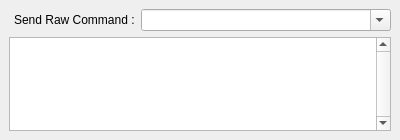
Qt form v2/trunk/plugins/base/MessageBox/src/ui/UIOutput.ui (testmana2/mks) before a commit.
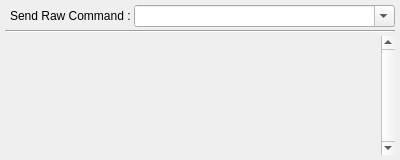
The same form after that commit. Icons and pictures are not drawn. Custom widgets are drawn as their Qt base class.

```diff
--- a/v2/trunk/plugins/base/MessageBox/src/ui/UIOutput.ui
+++ b/v2/trunk/plugins/base/MessageBox/src/ui/UIOutput.ui
@@ -1,12 +1,12 @@
 <ui version="4.0" >
  <class>UIOutput</class>
- <widget class="pDockWidget" name="UIOutput" >
-  <property name="geometry" >
+ <widget class="pDockWidget" name="UIOutput">
+  <property name="geometry">
    <rect>
     <x>0</x>
     <y>0</y>
     <width>400</width>
-    <height>140</height>
+    <height>160</height>
    </rect>
   </property>
   <property name="windowIcon" >
@@ -16,20 +16,18 @@
   <property name="windowTitle" >
    <string>Output</string>
   </property>
-  <widget class="QWidget" name="centralwidget" >
-   <property name="geometry" >
-    <rect>
-     <x>2</x>
-     <y>22</y>
-     <width>396</width>
-     <height>116</height>
-    </rect>
-   </property>
-   <layout class="QGridLayout" >
-    <item row="0" column="0" >
-     <widget class="QLabel" name="lRawCommand" >
-      <property name="sizePolicy" >
-       <sizepolicy vsizetype="Preferred" hsizetype="Maximum" >
+  <widget class="QWidget" name="centralwidget">
+   <layout class="QGridLayout">
+    <property name="margin">
+     <number>5</number>
+    </property>
+    <property name="spacing">
+     <number>3</number>
+    </property>
+    <item row="0" column="0">
+     <widget class="QLabel" name="lRawCommand">
+      <property name="sizePolicy">
+       <sizepolicy hsizetype="Maximum" vsizetype="Preferred">
         <horstretch>0</horstretch>
         <verstretch>0</verstretch>
        </sizepolicy>
@@ -52,9 +50,52 @@
       </property>
      </widget>
     </item>
-    <item row="1" column="0" colspan="2" >
-     <widget class="QPlainTextEdit" name="tbOutput" >
-      <property name="verticalScrollBarPolicy" >
+    <item row="2" column="0" colspan="2">
+     <widget class="QPlainTextEdit" name="tbOutput">
+      <property name="palette">
+       <palette>
+        <active>
+         <colorrole role="Base">
+          <brush brushstyle="SolidPattern">
+           <color alpha="0">
+            <red>255</red>
+            <green>255</green>
+            <blue>255</blue>
+           </color>
+          </brush>
+         </colorrole>
+        </active>
+        <inactive>
+         <colorrole role="Base">
+          <brush brushstyle="SolidPattern">
+           <color alpha="0">
+            <red>255</red>
+            <green>255</green>
+            <blue>255</blue>
+           </color>
+          </brush>
+         </colorrole>
+        </inactive>
+        <disabled>
+         <colorrole role="Base">
+          <brush brushstyle="SolidPattern">
+           <color alpha="255">
+            <red>212</red>
+            <green>208</green>
+            <blue>200</blue>
+           </color>
+          </brush>
+         </colorrole>
+        </disabled>
+       </palette>
+      </property>
+      <property name="frameShape">
+       <enum>QFrame::NoFrame</enum>
+      </property>
+      <property name="frameShadow">
+       <enum>QFrame::Plain</enum>
+      </property>
+      <property name="verticalScrollBarPolicy">
        <enum>Qt::ScrollBarAlwaysOn</enum>
       </property>
       <property name="undoRedoEnabled" >
@@ -68,6 +109,13 @@
       </property>
      </widget>
     </item>
+    <item row="1" column="0" colspan="2">
+     <widget class="Line" name="line">
+      <property name="orientation">
+       <enum>Qt::Horizontal</enum>
+      </property>
+     </widget>
+    </item>
    </layout>
   </widget>
  </widget>
```
Left out of the diff: 31 changed lines with no effect on the pictures.
